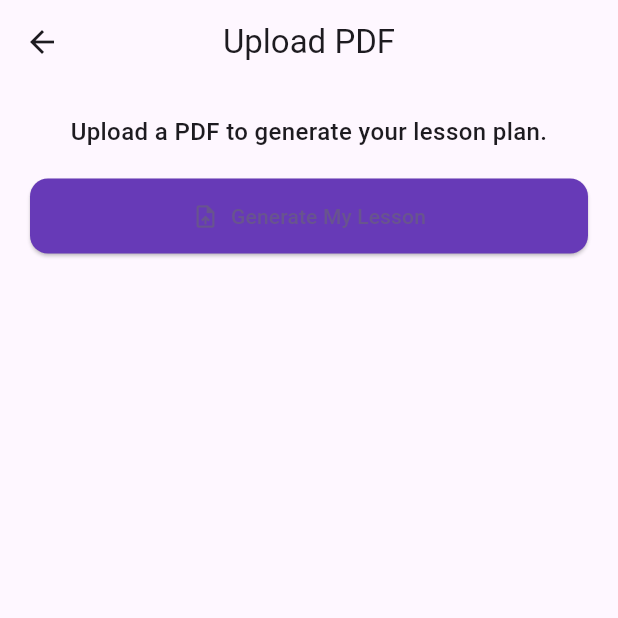
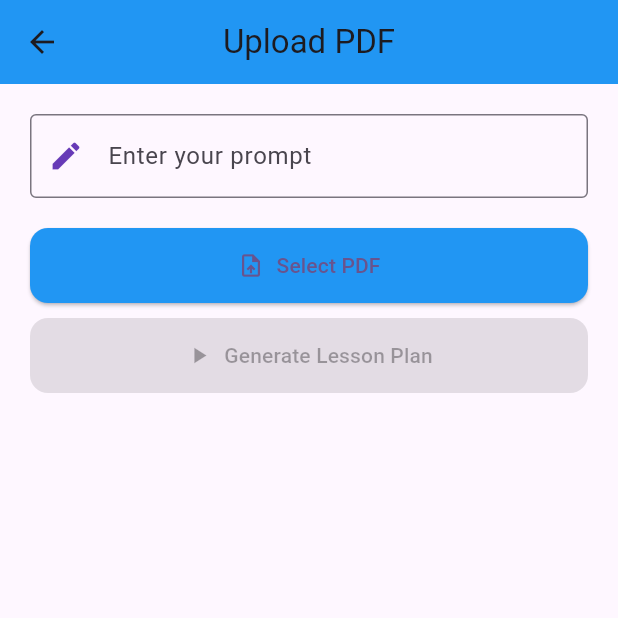
Before and after one commit to stephen-lang/Teachers_App, a Flutter app: the UploadPage screen opened directly, on a phone screen of 412 x 824 dp, the top half of it. Run offline on Flutter 3.47's test engine with Material 3 defaults, Android fonts, the light colour scheme and no system bars; our stand-ins replace awesome_bottom_bar, bloc, cloud_firestore, dash_chat_2, file_picker, firebase_auth and 6 more; missing offline and left inert: pdf_render; accounts and stored records are empty.

Commit message:
present Update

```diff
--- a/lib/features/notes/domain/entities/notesEntity.dart
+++ b/lib/features/notes/domain/entities/notesEntity.dart
@@ -1,6 +1,6 @@
 
 class Notesentity {
-  int noteId;
+  String noteId;
   int grade;
   String indicators;
   String contentStandard;
--- a/lib/features/notes/domain/repository/notes_repository.dart
+++ b/lib/features/notes/domain/repository/notes_repository.dart
@@ -1,3 +1,4 @@
+
 import 'package:fpdart/fpdart.dart';
 import 'package:teacherapp_cleanarchitect/core/error/failure.dart';
 import 'package:teacherapp_cleanarchitect/features/notes/domain/entities/notesEntity.dart';
@@ -20,4 +21,7 @@ abstract interface class NotesRepository {
     required updatedAt,
     lessonNote,
   });
+
+   Future<Either<Failure,void>> deleteNote({required String UniqueId});
+
 }
--- a/lib/features/notes/domain/usecases/upload_notes.dart
+++ b/lib/features/notes/domain/usecases/upload_notes.dart
@@ -17,7 +17,7 @@ class UploadNotes implements UseCase<Notesentity,UploadNotesParam> {
 
 class UploadNotesParam {
   final String posterId;
-  final  int noteId;
+  final  String noteId;
   final   int grade;
   final  String indicators;
   final  String contentStandard;
--- a/lib/features/notes/presentation/bloc/note_state.dart
+++ b/lib/features/notes/presentation/bloc/note_state.dart
@@ -14,6 +14,7 @@ final class NoteUploadSuccess extends NoteState {
 
 }
 
+class NoteDeletedSucess extends NoteState {}
 
 
 final class NoteDisplaySuccess extends NoteState {
--- a/lib/features/notes/presentation/pages/upload/upload.dart
+++ b/lib/features/notes/presentation/pages/upload/upload.dart
@@ -1,24 +1,11 @@
-/* 📄 Allow Editing: Let users tweak the lesson plan before copying.
-💾 Save Feature: Save the lesson plan for future reference.
-🌍 Export Options: Allow users to download as PDF or Word.
-
-🖼 Allow Image Uploads: Add image upload support alongside PDFs.
-🌍 Multi-Language Support: Enable translations for different users.
-💾 Save Results: Allow users to save lesson plans for later.
- Use Dark Mode Support for a more adaptive UI.
-*/
-
 import 'dart:typed_data';
 import 'dart:ui';
 import 'package:flutter/material.dart';
 import 'dart:io';
 import 'package:file_picker/file_picker.dart';
-//import 'package:image/image.dart' as imglib;
-//import 'package:path_provider/path_provider.dart';
 import 'package:pdf_render/pdf_render.dart';
-//import 'package:path/path.dart' as p;
 import 'package:flutter_gemini/flutter_gemini.dart';
-import 'package:flutter/services.dart'; // For clipboard functionality
+import 'package:flutter/services.dart';
 
 class UploadPage extends StatefulWidget {
   const UploadPage({super.key});
@@ -32,7 +19,9 @@ class _UploadPageState extends State<UploadPage> {
   final Gemini gemini = Gemini.instance;
   bool _isLoading = false;
   String _statusMessage = "Upload a PDF to generate your lesson plan.";
-  String _lessonPlan = ""; // Stores the generated lesson plan
+  String _lessonPlan = "";
+  TextEditingController _promptController = TextEditingController();
+  File? _selectedFile;
 
   Future<File?> pickPdfDocument() async {
     FilePickerResult? result = await FilePicker.platform.pickFiles(
@@ -45,11 +34,16 @@ class _UploadPageState extends State<UploadPage> {
       const int maxSizeKb = 900;
 
       if (sizeKb > maxSizeKb) {
-        _showSnackBar("File too large! Max size: $maxSizeKb KB");
+        _showSnackBar("File too large! Max size: $maxSizeKb KB", Colors.red,
+            Colors.white, Icons.warning);
         return null;
       } else {
-        _showSnackBar("File selected successfully!");
-        return File(result.files.single.path!);
+        _showSnackBar("File selected successfully!", Colors.green, Colors.white,
+            Icons.check_circle);
+        setState(() {
+          _selectedFile = File(result.files.single.path!);
+        });
+        return _selectedFile;
       }
     }
     return null;
@@ -70,6 +64,12 @@ class _UploadPageState extends State<UploadPage> {
   }
 
   Future<void> sendImagesToGemini(List<Uint8List> images) async {
+    if (_promptController.text.isEmpty) {
+      _showSnackBar("Please enter a prompt before generating the lesson plan.",
+          Colors.red, Colors.white, Icons.error);
+      return;
+    }
+
     setState(() {
       _isLoading = true;
       _statusMessage = "Processing your document...";
@@ -77,7 +77,7 @@ class _UploadPageState extends State<UploadPage> {
 
     try {
       var response = await gemini.textAndImage(
-        text: "Can you generate a lesson plan for health education B7, term 1 for 2 weeks using the attached document?",
+        text: _promptController.text,
         images: images,
       );
 
@@ -87,14 +87,15 @@ class _UploadPageState extends State<UploadPage> {
             "No response received.";
 
         setState(() {
-          _lessonPlan = responseText; // Store the lesson plan
+          _lessonPlan = responseText;
           _statusMessage = "Lesson Plan Generated! ✅";
         });
       } else {
-        _showSnackBar("Failed to generate lesson plan.");
+        _showSnackBar("Failed to generate lesson plan.", Colors.red,
+            Colors.white, Icons.error_outline);
       }
     } catch (e) {
-      _showSnackBar("Error: $e");
+      _showSnackBar("Error: $e", Colors.red, Colors.black, Icons.error_outline);
     }
 
     setState(() {
@@ -104,56 +105,103 @@ class _UploadPageState extends State<UploadPage> {
 
   void _copyToClipboard() {
     Clipboard.setData(ClipboardData(text: _lessonPlan));
-    _showSnackBar("Lesson Plan copied to clipboard! ✅");
+    _showSnackBar("Lesson Plan copied to clipboard! ✅", Colors.green,
+        Colors.white, Icons.copy);
   }
 
-  void _showSnackBar(String message) {
-    ScaffoldMessenger.of(context).showSnackBar(SnackBar(content: Text(message)));
+  void _showSnackBar(
+      String message, Color backgroundColor, Color textColor, IconData icon) {
+    ScaffoldMessenger.of(context).showSnackBar(
+      SnackBar(
+        content: Row(
+          children: [
+            Icon(icon, color: textColor), // Add icon
+            const SizedBox(width: 10),
+            Expanded(child: Text(message, style: TextStyle(color: textColor))),
+          ],
+        ),
+        backgroundColor: backgroundColor,
+      ),
+    );
   }
 
   @override
   Widget build(BuildContext context) {
     return Scaffold(
-      appBar: AppBar(title: const Text("Upload PDF"), centerTitle: true),
+      appBar: AppBar(
+        title: const Text("Upload PDF"),
+        centerTitle: true,
+        backgroundColor: Colors.blue,
+      ),
       body: Padding(
         padding: const EdgeInsets.all(20.0),
         child: Column(
           crossAxisAlignment: CrossAxisAlignment.stretch,
           children: [
+            TextField(
+              controller: _promptController,
+              decoration: const InputDecoration(
+                labelText: "Enter your prompt",
+                border: OutlineInputBorder(),
+                prefixIcon: Icon(Icons.edit, color: Colors.deepPurple),
+              ),
+            ),
+            const SizedBox(height: 10),
+            if (_selectedFile != null)
               Text(
-              _statusMessage,
+                "Selected File: ${_selectedFile!.path.split('/').last}",
                 textAlign: TextAlign.center,
-              style: const TextStyle(fontSize: 16, fontWeight: FontWeight.w500),
+                style: TextStyle(
+                    fontSize: 14,
+                    fontWeight: FontWeight.bold,
+                    color: Colors.deepPurple),
               ),
-            const SizedBox(height: 20),
+            const SizedBox(height: 10),
             ElevatedButton.icon(
-              onPressed: _isLoading
+              onPressed: _isLoading ? null : pickPdfDocument,
+              icon: const Icon(Icons.upload_file),
+              label: const Text("Select PDF"),
+              style: ElevatedButton.styleFrom(
+                padding: const EdgeInsets.all(15),
+                backgroundColor: Colors.blue,
+                shape: RoundedRectangleBorder(
+                    borderRadius: BorderRadius.circular(12)),
+              ),
+            ),
+            const SizedBox(height: 10),
+            ElevatedButton.icon(
+              onPressed: _isLoading || _selectedFile == null
                   ? null
                   : () async {
-                      final pdfFile = await pickPdfDocument();
-                      if (pdfFile != null) {
-                        final images = await convertPDFtoImages(pdfFile);
+                      final images = await convertPDFtoImages(_selectedFile!);
                       await sendImagesToGemini(images);
-                      }
                     },
-              icon: const Icon(Icons.upload_file),
-              label: const Text("Generate My Lesson"),
+              icon: const Icon(Icons.play_arrow),
+              label: const Text("Generate Lesson Plan"),
               style: ElevatedButton.styleFrom(
                 padding: const EdgeInsets.all(15),
-                backgroundColor: Colors.deepPurple,
-                shape: RoundedRectangleBorder(borderRadius: BorderRadius.circular(12)),
+                backgroundColor: Colors.green,
+                shape: RoundedRectangleBorder(
+                    borderRadius: BorderRadius.circular(12)),
               ),
             ),
             const SizedBox(height: 20),
-            if (_isLoading)
-              const Center(child: CircularProgressIndicator()),
-
-            // Display the generated lesson plan
+            if (_isLoading) const Center(child: CircularProgressIndicator()),
             if (_lessonPlan.isNotEmpty) ...[
               const SizedBox(height: 20),
+              Card(
+                elevation: 4,
+                shape: RoundedRectangleBorder(
+                    borderRadius: BorderRadius.circular(10)),
+                child: Padding(
+                  padding: const EdgeInsets.all(15),
+                  child: Column(
+                    crossAxisAlignment: CrossAxisAlignment.start,
+                    children: [
                       const Text(
                         "Generated Lesson Plan:",
-                style: TextStyle(fontSize: 16, fontWeight: FontWeight.bold),
+                        style: TextStyle(
+                            fontSize: 16, fontWeight: FontWeight.bold),
                       ),
                       const SizedBox(height: 10),
                       Container(
@@ -175,11 +223,16 @@ class _UploadPageState extends State<UploadPage> {
                       ElevatedButton.icon(
                         onPressed: _copyToClipboard,
                         icon: const Icon(Icons.copy),
-                label: const Text("Copy Lesson Plan"),
+                        label: const Text("Copy to Clipboard"),
                         style: ElevatedButton.styleFrom(
                           padding: const EdgeInsets.all(12),
-                  backgroundColor: Colors.green,
-                  shape: RoundedRectangleBorder(borderRadius: BorderRadius.circular(8)),
+                          backgroundColor: Colors.orange,
+                          shape: RoundedRectangleBorder(
+                              borderRadius: BorderRadius.circular(8)),
+                        ),
+                      ),
+                    ],
+                  ),
                 ),
               ),
             ],
--- a/pubspec.yaml
+++ b/pubspec.yaml
@@ -82,7 +82,7 @@ flutter:
 
 
   assets:
-    - assets/images/chatbot.png
+    - assets/images/chatbot.PNG
 
 
   # An image asset can refer to one or more resolution-specific "variants", see
```
Also changed, not shown: lib/features/notes/data/datasources/notes_remote_data_sources.dart (+21 -8 lines), lib/features/notes/data/models/notes_model.dart (+29 -0 lines), lib/features/notes/data/repositories/notes_repository_impl.dart (+19 -2 lines), lib/features/notes/domain/usecases/delete_notes.dart (added, +23 -0 lines), lib/features/notes/presentation/bloc/note_bloc.dart (+20 -0 lines), lib/features/notes/presentation/bloc/note_event.dart (+6 -1 lines), lib/features/notes/presentation/pages/Single/Single.dart (+12 -11 lines), lib/features/notes/presentation/pages/chat/chat.dart (+33 -21 lines), lib/features/notes/presentation/pages/home/dashboard.dart (+47 -14 lines), lib/init_dependencies.dart (+9 -0 lines). Lines whose indentation alone changed are shown as unchanged.
